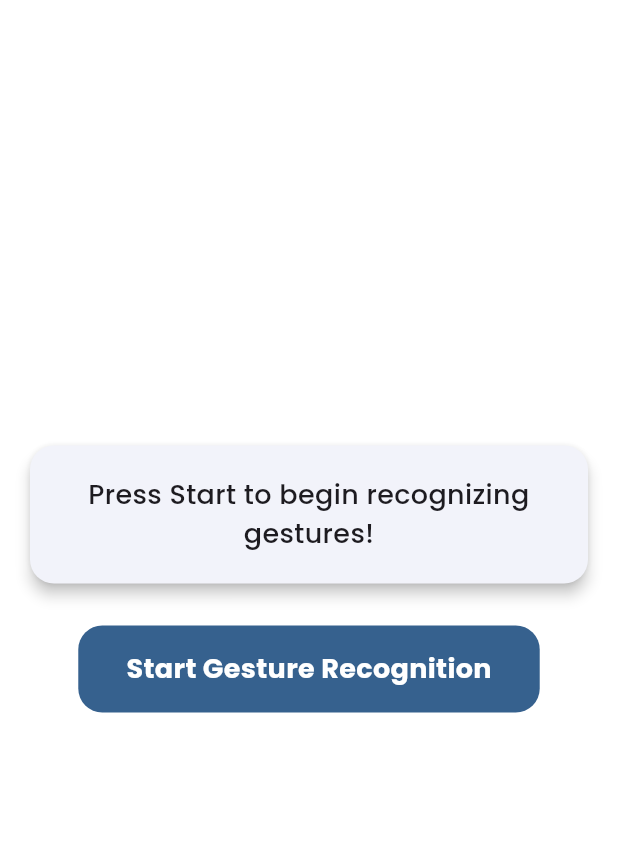
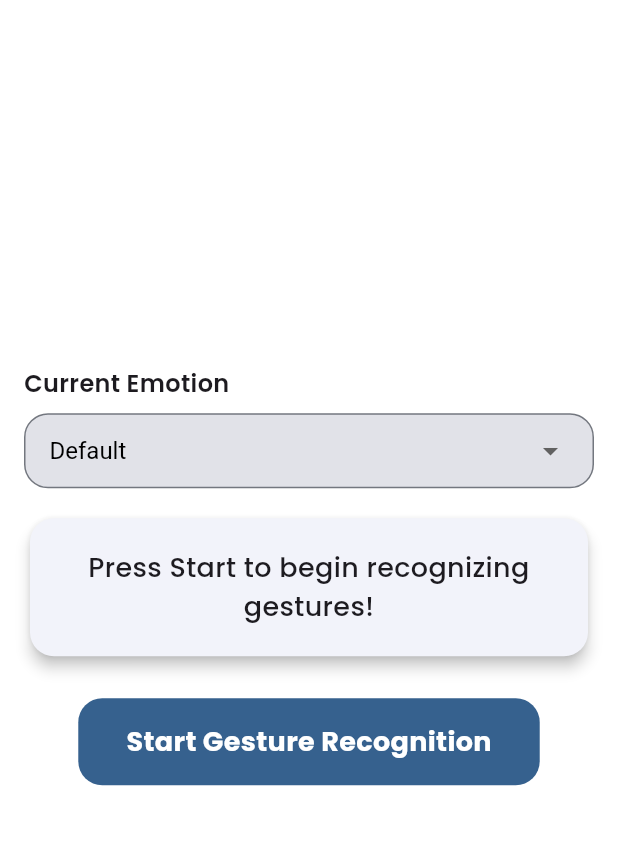
Before and after one commit to wappyboy/speakify, a Flutter app: the screen it shows after launch, on a phone screen of 412 x 824 dp, the part 84-929 px from its top. Run offline on Flutter 3.47's test engine with Material 3 defaults, Android fonts, the light colour scheme and no system bars; our stand-ins replace audioplayers, flutter_bluetooth_serial, flutter_tts, google_fonts, shared_preferences.

Commit message:
Ready for Final Additions

```diff
--- a/lib/main.dart
+++ b/lib/main.dart
@@ -6,17 +6,21 @@ import 'package:speakify_app/pages/settings.dart';
 import 'package:speakify_app/providers/theme_provider.dart';
 import 'package:speakify_app/providers/bluetooth_provider.dart';
 import 'package:speakify_app/providers/tts_provider.dart';
+import 'package:speakify_app/providers/custom_gesture_provider.dart';
 import 'package:speakify_app/pages/front.dart';
 import 'package:speakify_app/pages/about_page.dart';
 import 'package:speakify_app/pages/help_page.dart';
+import 'package:speakify_app/pages/custom_gestures.dart';
 
-void main() {
+void main() async {
+  WidgetsFlutterBinding.ensureInitialized(); // ✅ Required for SharedPreferences
   runApp(
     MultiProvider(
       providers: [
         ChangeNotifierProvider(create: (_) => ThemeProvider()),
         ChangeNotifierProvider(create: (_) => BluetoothProvider()),
         ChangeNotifierProvider(create: (_) => TtsProvider()),
+        ChangeNotifierProvider(create: (_) => CustomGestureProvider()),
       ],
       child: const MyApp(),
     ),
@@ -32,14 +36,15 @@ class MyApp extends StatelessWidget {
 
     return MaterialApp(
       title: 'Speakify',
-      debugShowCheckedModeBanner: false, // Keeps app looking clean
-      theme: AppTheme.lightTheme, // ✅ Fixed reference
-      darkTheme: AppTheme.darkTheme, // ✅ Fixed reference
-      themeMode: themeProvider.themeMode, // ✅ Controls dark/light mode
-      home: const FrontPage(), // ✅ Ensures front page loads correctly
-      routes: { // ✅ Add this
+      debugShowCheckedModeBanner: false,
+      theme: AppTheme.lightTheme,
+      darkTheme: AppTheme.darkTheme,
+      themeMode: themeProvider.themeMode,
+      home: const FrontPage(),
+      routes: {
         '/scan': (context) => const ScanPage(),
         '/settings': (context) => const SettingsPage(),
+        '/custom_gestures': (context) => const CustomGesturesScreen(),
         '/about': (context) => const AboutPage(),
         '/help': (context) => const HelpPage(),
       },
--- a/lib/pages/front.dart
+++ b/lib/pages/front.dart
@@ -2,6 +2,7 @@ import 'package:flutter/material.dart';
 import 'package:flutter_tts/flutter_tts.dart';
 import 'package:provider/provider.dart';
 import 'package:speakify_app/providers/bluetooth_provider.dart';
+import 'package:speakify_app/providers/custom_gesture_provider.dart';
 import 'package:speakify_app/widgets/gesture_display.dart';
 import 'package:audioplayers/audioplayers.dart';
 
@@ -14,19 +15,23 @@ class FrontPage extends StatefulWidget {
 
 class _FrontPageState extends State<FrontPage> {
   final FlutterTts flutterTts = FlutterTts();
-  final AudioPlayer audioPlayer = AudioPlayer(); // New audio player instance
+  final AudioPlayer audioPlayer = AudioPlayer();
   String? _lastSpokenGesture;
+  String _selectedEmotion = 'Default';
+
+  final Map<String, Map<String, double>> _emotionSettings = {
+    'Default': {'pitch': 1.0, 'rate': 0.5},
+    'Happy': {'pitch': 1.5, 'rate': 0.6},
+    'Sad': {'pitch': 0.8, 'rate': 0.4},
+    'Angry': {'pitch': 1.2, 'rate': 0.8},
+  };
 
   @override
   void initState() {
     super.initState();
+    flutterTts.setLanguage('en-US');
+    _applyTtsEmotionSettings();
 
-    // Set default TTS settings
-    flutterTts.setLanguage('en-US');
-    flutterTts.setPitch(1.0);
-    flutterTts.setSpeechRate(0.5);
-
-    // Connect to first bonded device manually
     Future.microtask(() {
       if (!mounted) return;
       Provider.of<BluetoothProvider>(context, listen: false)
@@ -34,13 +39,23 @@ class _FrontPageState extends State<FrontPage> {
     });
   }
 
+  void _applyTtsEmotionSettings() {
+    final settings = _emotionSettings[_selectedEmotion]!;
+    flutterTts.setPitch(settings['pitch']!);
+    flutterTts.setSpeechRate(settings['rate']!);
+  }
+
   @override
   Widget build(BuildContext context) {
+    final customGestures =
+        Provider.of<CustomGestureProvider>(context).customGestures;
+
     return Consumer<BluetoothProvider>(
       builder: (context, bluetoothProvider, child) {
+        bluetoothProvider.setCustomGestures(customGestures);
+
         final currentGesture = bluetoothProvider.getTranslatedGesture();
 
-        // Speak or play sound cue for "Unknown Gesture"
         if (bluetoothProvider.isGestureRecognitionActive &&
             currentGesture.isNotEmpty &&
             currentGesture != _lastSpokenGesture) {
@@ -49,6 +64,7 @@ class _FrontPageState extends State<FrontPage> {
           if (currentGesture == "Unknown Gesture") {
             audioPlayer.play(AssetSource('sounds/error_beep.mp3'));
           } else {
+            _applyTtsEmotionSettings();
             flutterTts.speak(currentGesture);
           }
         }
@@ -112,6 +128,14 @@ class _FrontPageState extends State<FrontPage> {
                         },
                       ),
                       ListTile(
+                        leading: const Icon(Icons.edit),
+                        title: const Text('Custom Gestures'),
+                        onTap: () {
+                          Navigator.pop(context);
+                          Navigator.pushNamed(context, '/custom_gestures');
+                        },
+                      ),
+                      ListTile(
                         leading: const Icon(Icons.info),
                         title: const Text('About'),
                         onTap: () {
@@ -169,6 +193,66 @@ class _FrontPageState extends State<FrontPage> {
             child: Column(
               mainAxisAlignment: MainAxisAlignment.center,
               children: [
+                Column(
+                  crossAxisAlignment: CrossAxisAlignment.start,
+                  children: [
+                    const Text(
+                      'Current Emotion',
+                      style: TextStyle(
+                        fontSize: 16,
+                        fontWeight: FontWeight.w600,
+                      ),
+                    ),
+                    const SizedBox(height: 8.0),
+                    Container(
+                      width: double.infinity,
+                      padding: const EdgeInsets.symmetric(horizontal: 16.0),
+                      decoration: BoxDecoration(
+                        color: Theme.of(context).colorScheme.surfaceContainerHighest,
+                        borderRadius: BorderRadius.circular(16.0),
+                        border: Border.all(
+                          color: Theme.of(context).colorScheme.outline,
+                        ),
+                      ),
+                      child: DropdownButtonHideUnderline(
+                        child: DropdownButton<String>(
+                          value: _selectedEmotion,
+                          icon: const Icon(Icons.arrow_drop_down),
+                          elevation: 4,
+                          isExpanded: true,
+                          dropdownColor: Theme.of(context).colorScheme.surface,
+                          style: TextStyle(
+                            fontSize: 16,
+                            color: Theme.of(context).colorScheme.onSurface,
+                          ),
+                          onChanged: (String? newValue) {
+                            setState(() {
+                              _selectedEmotion = newValue!;
+                              _applyTtsEmotionSettings();
+                            });
+                          },
+                          items: _emotionSettings.keys.map<DropdownMenuItem<String>>((String value) {
+                            final Map<String, String> emotionEmojis = {
+                              'Happy': '😊',
+                              'Sad': '😢',
+                              'Angry': '😠',
+                            };
+
+                            String label = emotionEmojis.containsKey(value)
+                                ? '${emotionEmojis[value]} $value'
+                                : value;
+
+                            return DropdownMenuItem<String>(
+                              value: value,
+                              child: Text(label),
+                            );
+                          }).toList(),
+                        ),
+                      ),
+                    ),
+                  ],
+                ),
+                const SizedBox(height: 16.0),
                 Card(
                   elevation: 4,
                   shape: RoundedRectangleBorder(
--- a/lib/pages/settings.dart
+++ b/lib/pages/settings.dart
@@ -10,6 +10,7 @@ class SettingsPage extends StatelessWidget {
   static final Map<String, String> _languageMap = {
     'en-US': 'English (US)',
     'en-GB': 'English (UK)',
+    'fil-PH': 'Filipino (PH)',
     'es-ES': 'Spanish (Spain)',
     'fr-FR': 'French (France)',
     'de-DE': 'German (Germany)',
--- a/lib/providers/bluetooth_provider.dart
+++ b/lib/providers/bluetooth_provider.dart
@@ -12,6 +12,14 @@ class BluetoothProvider extends ChangeNotifier {
   bool isGestureRecognitionActive = false;
   String receivedData = '';
   String _buffer = '';
+
+  List<Map<String, String>>? _customGestures;
+
+  // Set custom gestures (called from the UI)
+  void setCustomGestures(List<Map<String, String>> gestures) {
+    _customGestures = gestures;
+    notifyListeners();
+  }
 
   Future<bool> connectToFirstBondedDevice() async {
     try {
@@ -78,23 +86,53 @@ class BluetoothProvider extends ChangeNotifier {
   String getTranslatedGesture() {
   try {
     List<String> fingerStates = receivedData.split(' ');
-    if (fingerStates.length < 3 || !fingerStates.every((s) => s.contains(':'))) {
+    if (fingerStates.length != 5 || !fingerStates.every((s) => s.contains(':'))) {
       return "Unknown Gesture";
     }
 
-    String finger1 = fingerStates[0].split(':')[1].trim().toLowerCase();
-    String finger2 = fingerStates[1].split(':')[1].trim().toLowerCase();
-    String finger3 = fingerStates[2].split(':')[1].trim().toLowerCase();
+    Map<String, String> fingerMap = {};
+    for (var state in fingerStates) {
+      var parts = state.split(':');
+      if (parts.length == 2) {
+        fingerMap[parts[0].trim().toLowerCase()] = parts[1].trim().toLowerCase();
+      }
+    }
 
-    debugPrint('Finger1: $finger1, Finger2: $finger2, Finger3: $finger3');
+    List<String> orderedStates = [
+      fingerMap['thumb'] ?? 'unknown',
+      fingerMap['pointing'] ?? 'unknown',
+      fingerMap['middle'] ?? 'unknown',
+      fingerMap['ring'] ?? 'unknown',
+      fingerMap['pinky'] ?? 'unknown',
+    ];
 
-    String key = [finger1, finger2, finger3].join("_");
-    return gestureMap[key] ?? "Unknown Gesture";
+    String key = orderedStates.join("_");
+    debugPrint('Gesture key: $key');
+
+    // 1. Check custom gestures first
+    if (_customGestures != null) {
+      for (final gesture in _customGestures!) {
+        if (gesture['pattern'] == key) {
+          debugPrint('Matched custom gesture: ${gesture['label']}');
+          return gesture['label'] ?? "Unknown Gesture";
+        }
+      }
+    }
+
+    // 2. Fallback to default gestures
+    final defaultLabel = gestureMap[key];
+    if (defaultLabel != null) {
+      debugPrint('Matched default gesture: $defaultLabel');
+      return defaultLabel;
+    }
+
+    // 3. No match found
+    return "Unknown Gesture";
   } catch (e) {
+    debugPrint('Error in getTranslatedGesture: $e');
     return "Unknown Gesture";
   }
 }
-
 
   Future<void> disconnect() async {
     connection?.close();
--- a/lib/utils/gesture_map.dart
+++ b/lib/utils/gesture_map.dart
@@ -1,11 +1,15 @@
 final Map<String, String> gestureMap = {
-  'straight_straight_straight': 'Open Hand',
-  'fullybent_fullybent_fullybent': 'Closed Hand',
-  'straight_fullybent_fullybent': 'Pointing Finger',
-  'straight_straight_fullybent': 'Peace Sign',
-  'straight_fullybent_straight': 'Batman',
-  'fullybent_straight_straight': 'Okay',
-  'fullybent_straight_fullybent': 'Middle Finger',
-  'slightlybent_slightlybent_slightlybent': 'Relaxed Hand',
-  'moderatelybent_moderatelybent_moderatelybent': 'Idle Hand',
+  'straight_straight_straight_straight_straight': 'Bukas na Kamay',
+  'fullybent_fullybent_fullybent_fullybent_fullybent': 'Saradong Kamay',
+  'fullybent_straight_fullybent_fullybent_fullybent': 'Tignan mo',
+  'fullybent_straight_straight_fullybent_fullybent': 'Kapayapaan',
+  'fullybent_straight_fullybent_fullybent_straight': 'Napakahusay',
+  'straight_fullybent_fullybent_fullybent_fullybent': 'Ayos',
+  'fullybent_fullybent_straight_fullybent_fullybent': 'Masama',
+  'straight_fullybent_fullybent_fullybent_straight': 'Tawag',
+  'straight_straight_fullybent_fullybent_fullybent': 'Tama',
+  'straight_slightlybent_slightlybent_straight_straight': 'Masarap',
+  'fullybent_fullybent_straight_straight_straight': 'Ako ay ayos lamang',
+  'fullybent_fullybent_fullybent_fullybent_straight': 'Hinliliit',
+  'slightlybent_slightlybent_slightlybent_slightlybent_slightlybent': 'Kalmadong Kamay',
 };
```
Also changed, not shown: lib/pages/custom_gestures.dart (added, +172 -0 lines), lib/providers/custom_gesture_provider.dart (added, +94 -0 lines), lib/providers/tts_provider.dart (+26 -0 lines).
